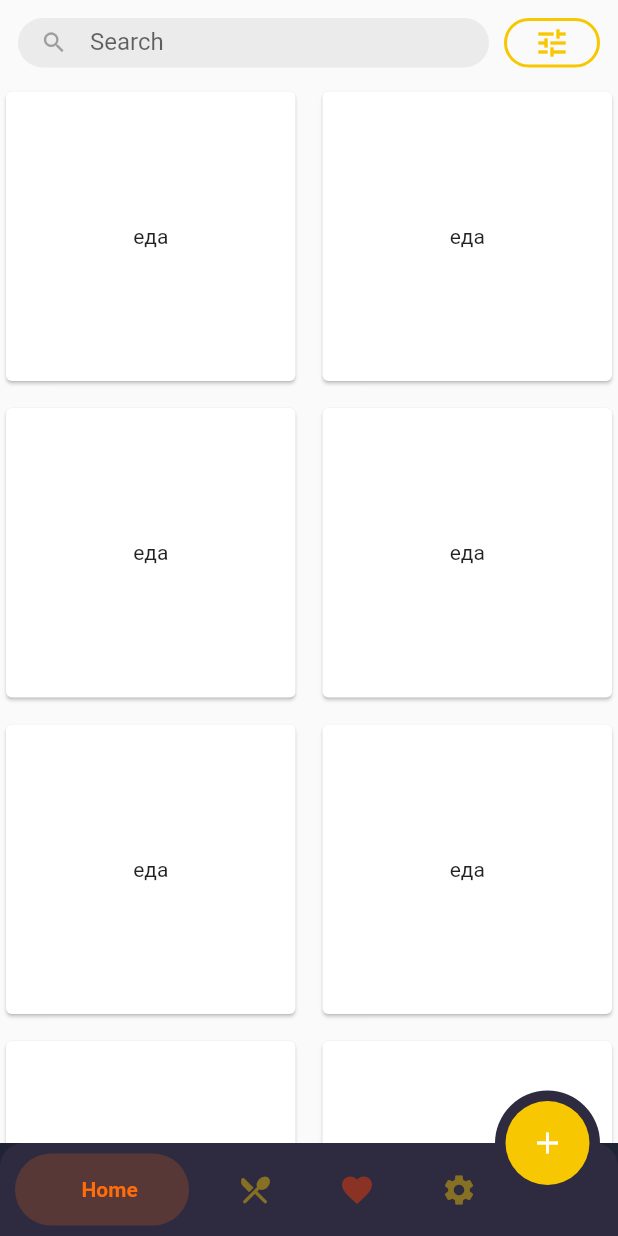
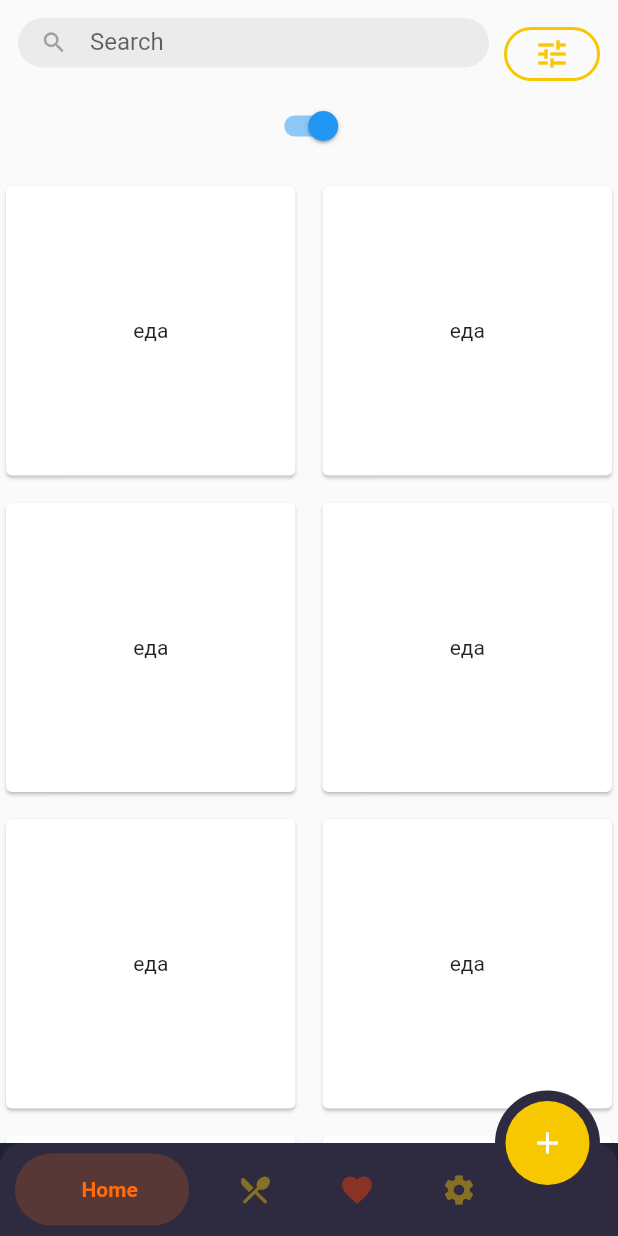
Before and after one commit to evgesha1247/eda2, a Flutter app: the screen it shows after launch, on a phone screen of 412 x 824 dp. Run offline on Flutter 3.47's test engine with Material 2 defaults, Android fonts, the phone set to English and light mode, and no system bars; drawn by our look-alikes of bubble_bottom_bar.

Commit message:
анимация выподающего списка фильтра

```diff
--- a/lib/ui/screens/home_screen/home_screen.dart
+++ b/lib/ui/screens/home_screen/home_screen.dart
@@ -1,5 +1,5 @@
 import 'package:flutter/material.dart';
-import '../../widgets/header_widget/header_widget.dart';
+import '../../widgets/home_header_widget/home_header_widget.dart';
 
 class HomeScreen extends StatelessWidget {
   const HomeScreen({super.key});
--- a/lib/ui/screens/screens_factory.dart/widget_factory.dart
+++ b/lib/ui/screens/screens_factory.dart/widget_factory.dart
@@ -1,14 +1,14 @@
 import 'package:flutter/material.dart';
 import 'package:provider/provider.dart';
 import 'package:text/ui/screens/home_screen/home_screen.dart';
-import '../../widgets/footer_widget/footer_screen_model.dart';
-import '../../widgets/footer_widget/footer_screen.dart';
+import '../../widgets/footer_widget/footer_widget_model.dart';
+import '../../widgets/footer_widget/footer_widget.dart';
 import '../home_screen/home_model.dart';
 
 class ScreensFactory {
   Widget makeHomeApp() => ChangeNotifierProvider(
         create: (context) => FooterScreenModel(),
-        child: const FooterScreen(),
+        child: const FooterWidget(),
       );
 
   /////// SCREENS ///////
--- a/lib/ui/widgets/footer_widget/footer_screen.dart
+++ b/lib/ui/widgets/footer_widget/footer_widget.dart
@@ -3,10 +3,10 @@ import 'package:flutter/material.dart';
 import 'package:provider/provider.dart';
 
 import '../../screens/screens_factory.dart/widget_factory.dart';
-import 'footer_screen_model.dart';
+import 'footer_widget_model.dart';
 
-class FooterScreen extends StatelessWidget {
-  const FooterScreen({Key? key}) : super(key: key);
+class FooterWidget extends StatelessWidget {
+  const FooterWidget({Key? key}) : super(key: key);
   @override
   Widget build(BuildContext context) {
     return const Scaffold(
--- a/lib/ui/widgets/header_widget/header_widget.dart
+++ /dev/null
@@ -1,122 +0,0 @@
-import 'package:flutter/material.dart';
-import 'package:provider/provider.dart';
-import '../../screens/home_screen/home_model.dart';
-
-class HomeHederWidget extends StatelessWidget {
-  const HomeHederWidget({Key? key}) : super(key: key);
-  @override
-  Widget build(BuildContext context) {
-    final togFilter = context.select((HomeModel e) => e.togFilter);
-    return Padding(
-      padding: const EdgeInsets.all(12),
-      child: AnimatedContainer(
-        duration: const Duration(seconds: 0),
-        curve: Curves.fastOutSlowIn,
-        height: togFilter ? 130 : 33,
-        child: togFilter
-            ? Column(
-                crossAxisAlignment: CrossAxisAlignment.start,
-                children: [
-                  Row(
-                    crossAxisAlignment: CrossAxisAlignment.start,
-                    children: const [
-                      Expanded(child: _SearchWidget()),
-                      SizedBox(width: 10),
-                      _FilterButton(),
-                    ],
-                  ),
-                  Row(
-                    mainAxisAlignment: MainAxisAlignment.center,
-                    children: [
-                      Column(
-                        children: [
-                          Row(children: [
-                            Text('позиция 1'),
-                            Switch(onChanged: (bool value) {}, value: false)
-                          ]),
-                          Row(children: [
-                            Text('позиция 2'),
-                            Switch(onChanged: (bool value) {}, value: false)
-                          ]),
-                          Text('...')
-                        ],
-                      ),
-                      Column(
-                        children: [
-                          Row(
-                            children: const [
-                              Center(child: Text('от 0\$ ')),
-                              Text(' до 999\$'),
-                            ],
-                          ),
-                          RangeSlider(
-                            values: RangeValues(0.3, 0.7),
-                            onChanged: (value) {},
-                          ),
-                        ],
-                      ),
-                    ],
-                  ),
-                ],
-              )
-            : Row(
-                crossAxisAlignment: CrossAxisAlignment.start,
-                children: const [
-                  Expanded(child: _SearchWidget()),
-                  SizedBox(width: 10),
-                  _FilterButton(),
-                ],
-              ),
-      ),
-    );
-  }
-}
-
-class _SearchWidget extends StatelessWidget {
-  const _SearchWidget({Key? key}) : super(key: key);
-  @override
-  Widget build(BuildContext context) {
-    const InputBorder styleSerch = OutlineInputBorder(
-      borderRadius: BorderRadius.all(Radius.circular(20.0)),
-      borderSide: BorderSide(style: BorderStyle.none),
-    );
-    return const SizedBox(
-      height: 33,
-      child: TextField(
-        decoration: InputDecoration(
-          contentPadding: EdgeInsets.symmetric(vertical: 10.0),
-          isDense: true,
-          isCollapsed: true,
-          filled: true,
-          fillColor: Color.fromARGB(255, 235, 235, 235),
-          prefixIcon: Icon(Icons.search, color: Colors.grey),
-          label: Text('Search'),
-          enabledBorder: styleSerch,
-          focusedBorder: styleSerch,
-        ),
-      ),
-    );
-  }
-}
-
-class _FilterButton extends StatelessWidget {
-  const _FilterButton({Key? key}) : super(key: key);
-  @override
-  Widget build(BuildContext context) {
-    final styleBut = ElevatedButton.styleFrom(
-      elevation: 0,
-      shadowColor: Colors.transparent,
-      foregroundColor: Colors.transparent,
-      backgroundColor: Colors.transparent,
-      side: const BorderSide(width: 2, color: Color(0xffF7C701)),
-      shape: RoundedRectangleBorder(borderRadius: BorderRadius.circular(20)),
-    );
-
-    final model = context.read<HomeModel>();
-    return ElevatedButton(
-      style: styleBut,
-      onPressed: model.togFilterFun,
-      child: const Icon(Icons.tune, color: Color(0xffF7C701)),
-    );
-  }
-}
--- /dev/null
+++ b/lib/ui/widgets/home_header_widget/home_header_widget.dart
@@ -0,0 +1,101 @@
+import 'package:flutter/material.dart';
+import 'package:provider/provider.dart';
+import '../../screens/home_screen/home_model.dart';
+
+class HomeHederWidget extends StatefulWidget {
+  const HomeHederWidget({Key? key}) : super(key: key);
+  @override
+  State<HomeHederWidget> createState() => _HomeHederWidgetState();
+}
+
+class _HomeHederWidgetState extends State<HomeHederWidget> {
+  @override
+  Widget build(BuildContext context) {
+    final togFilter = context.select((HomeModel e) => e.togFilter);
+    return Padding(
+      padding: const EdgeInsets.all(12),
+      child: Column(
+        children: [
+          Row(
+            crossAxisAlignment: CrossAxisAlignment.start,
+            children: const [
+              Expanded(child: _SearchWidget()),
+              SizedBox(width: 10),
+              _FilterButton(),
+            ],
+          ),
+          AnimatedCrossFade(
+            duration: const Duration(milliseconds: 500),
+            firstChild: const _Filter(),
+            secondChild: const SizedBox.shrink(),
+            //2
+            crossFadeState: togFilter
+                ? CrossFadeState.showSecond
+                : CrossFadeState.showFirst,
+          ),
+        ],
+      ),
+    );
+  }
+}
+
+class _SearchWidget extends StatelessWidget {
+  const _SearchWidget({Key? key}) : super(key: key);
+  @override
+  Widget build(BuildContext context) {
+    const InputBorder styleSerch = OutlineInputBorder(
+      borderRadius: BorderRadius.all(Radius.circular(20.0)),
+      borderSide: BorderSide(style: BorderStyle.none),
+    );
+    return const SizedBox(
+      height: 33,
+      child: TextField(
+        decoration: InputDecoration(
+          contentPadding: EdgeInsets.symmetric(vertical: 10.0),
+          isDense: true,
+          isCollapsed: true,
+          filled: true,
+          fillColor: Color.fromARGB(255, 235, 235, 235),
+          prefixIcon: Icon(Icons.search, color: Colors.grey),
+          label: Text('Search'),
+          enabledBorder: styleSerch,
+          focusedBorder: styleSerch,
+        ),
+      ),
+    );
+  }
+}
+
+class _FilterButton extends StatelessWidget {
+  const _FilterButton({Key? key}) : super(key: key);
+  @override
+  Widget build(BuildContext context) {
+    final styleBut = ElevatedButton.styleFrom(
+      elevation: 0,
+      shadowColor: Colors.transparent,
+      foregroundColor: Colors.transparent,
+      backgroundColor: Colors.transparent,
+      side: const BorderSide(width: 2, color: Color(0xffF7C701)),
+      shape: RoundedRectangleBorder(borderRadius: BorderRadius.circular(20)),
+    );
+
+    final model = context.read<HomeModel>();
+    return ElevatedButton(
+      style: styleBut,
+      onPressed: model.togFilterFun,
+      child: const Icon(Icons.tune, color: Color(0xffF7C701)),
+    );
+  }
+}
+
+class _Filter extends StatelessWidget {
+  const _Filter({Key? key}) : super(key: key);
+
+  @override
+  Widget build(BuildContext context) {
+    return Switch(
+      value: true,
+      onChanged: (value) {},
+    );
+  }
+}
```
Also changed, not shown: lib/ui/widgets/footer_widget/footer_widget_model.dart (renamed from lib/ui/widgets/footer_widget/footer_screen_model.dart).
